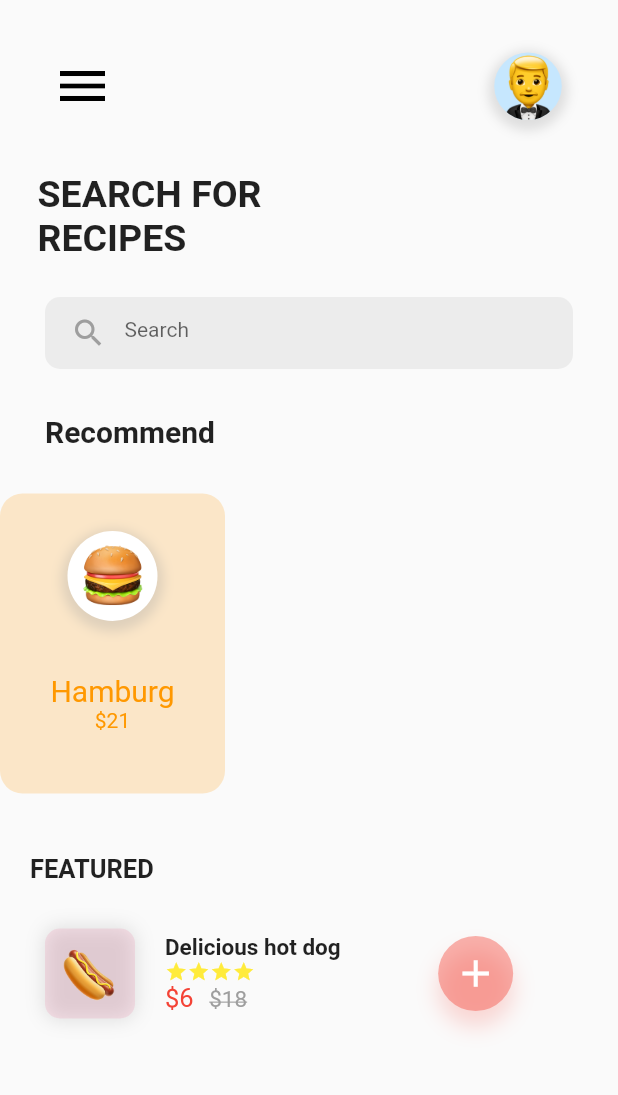
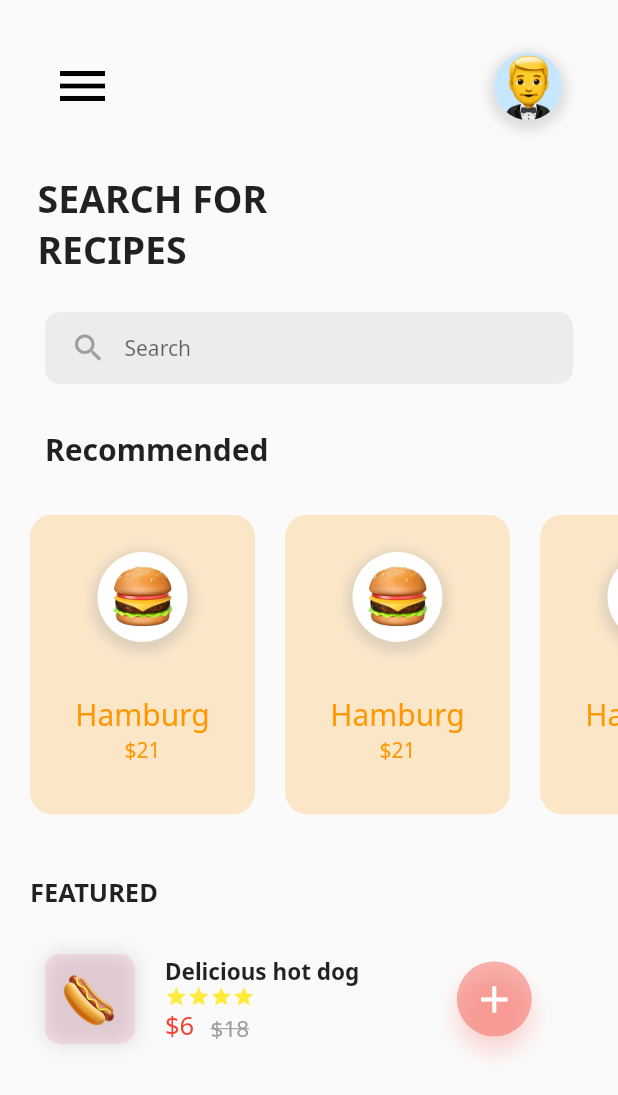
Before and after one commit to spaceman1412/emoji-app, a Flutter app: the screen it shows after launch, on a phone screen of 412 x 824 dp. Shown: the top 1095 px of the screen. Run offline on Flutter 3.47's test engine with Material 2 defaults, Android fonts, the light colour scheme and no system bars; our stand-ins replace google_fonts.

Commit message:
Add list view and font

```diff
--- a/lib/app.dart
+++ b/lib/app.dart
@@ -1,5 +1,5 @@
 import 'package:flutter/material.dart';
-
+import 'package:google_fonts/google_fonts.dart';
 import 'screens/home_screen.dart';
 
 class EmojiApp extends StatelessWidget {
@@ -7,6 +7,11 @@ class EmojiApp extends StatelessWidget {
   Widget build(BuildContext context) {
     return MaterialApp(
       home: HomeScreen(),
+      theme: ThemeData(
+        textTheme: GoogleFonts.notoSansTextTheme(
+          Theme.of(context).textTheme,
+        ),
+      ),
     );
   }
 }
--- a/lib/screens/home_screen.dart
+++ b/lib/screens/home_screen.dart
@@ -19,14 +19,25 @@ class HomeScreen extends StatelessWidget {
               Padding(
                 padding: const EdgeInsets.all(30.0),
                 child: Text(
-                  'Recommend',
+                  'Recommended',
                   style: TextStyle(
                     fontWeight: FontWeight.bold,
                     fontSize: 20,
                   ),
                 ),
               ),
-              CardItem(),
+              Container(
+                height: 200,
+                child: ListView(
+                  scrollDirection: Axis.horizontal,
+                  children: [
+                    CardItem(),
+                    CardItem(),
+                    CardItem(),
+                    CardItem(),
+                  ],
+                ),
+              ),
               Padding(
                 padding: const EdgeInsets.only(top: 40.0, left: 20),
                 child: Text(
--- a/lib/widgets/card.dart
+++ b/lib/widgets/card.dart
@@ -7,7 +7,9 @@ class CardItem extends StatelessWidget {
 
   @override
   Widget build(BuildContext context) {
-    return Container(
+    return Padding(
+      padding: const EdgeInsets.only(left: 20),
+      child: Container(
         child: Padding(
           padding: const EdgeInsets.all(25.0),
           child: Column(
@@ -55,6 +57,7 @@ class CardItem extends StatelessWidget {
           color: Colors.orange.withOpacity(0.2),
           borderRadius: BorderRadius.circular(15),
         ),
+      ),
     );
   }
 }
--- a/pubspec.yaml
+++ b/pubspec.yaml
@@ -3,7 +3,7 @@ description: A new Flutter project.
 
 # The following line prevents the package from being accidentally published to
 # pub.dev using `pub publish`. This is preferred for private packages.
-publish_to: 'none' # Remove this line if you wish to publish to pub.dev
+publish_to: "none" # Remove this line if you wish to publish to pub.dev
 
 # The following defines the version and build number for your application.
 # A version number is three numbers separated by dots, like 1.2.43
@@ -24,10 +24,10 @@ dependencies:
   flutter:
     sdk: flutter
 
-
   # The following adds the Cupertino Icons font to your application.
   # Use with the CupertinoIcons class for iOS style icons.
   cupertino_icons: ^1.0.2
+  google_fonts: ^2.1.0
 
 dev_dependencies:
   flutter_test:
@@ -38,7 +38,6 @@ dev_dependencies:
 
 # The following section is specific to Flutter.
 flutter:
-
   # The following line ensures that the Material Icons font is
   # included with your application, so that you can use the icons in
   # the material Icons class.
```
Also changed, not shown: pubspec.lock. Lines whose indentation alone changed are shown as unchanged.
